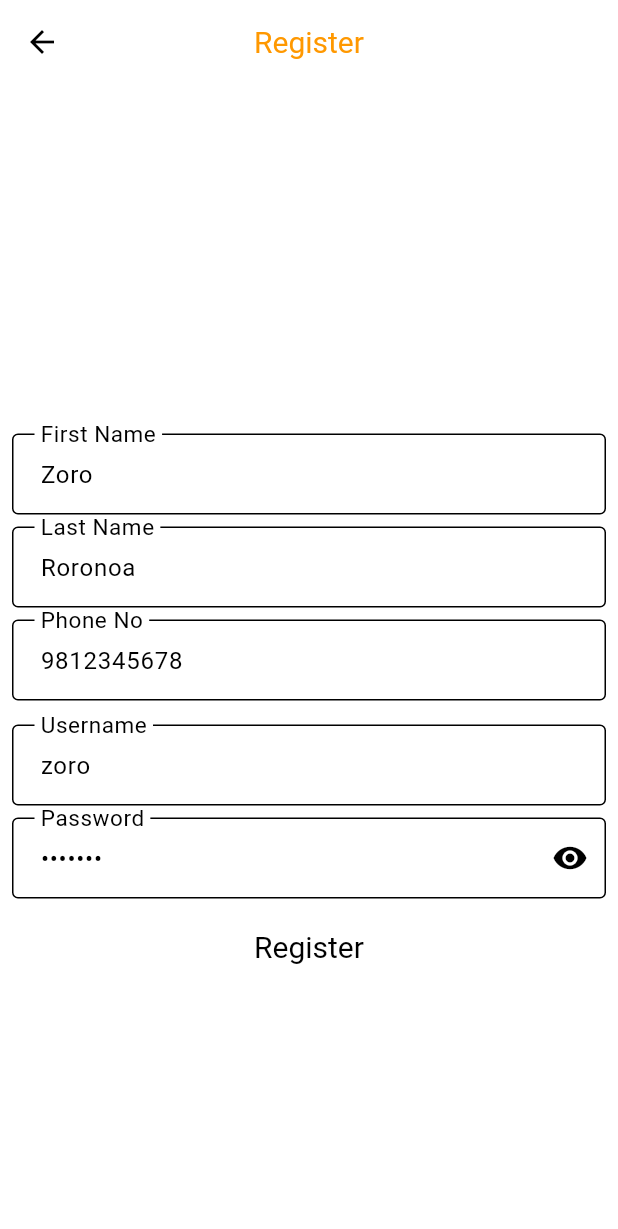
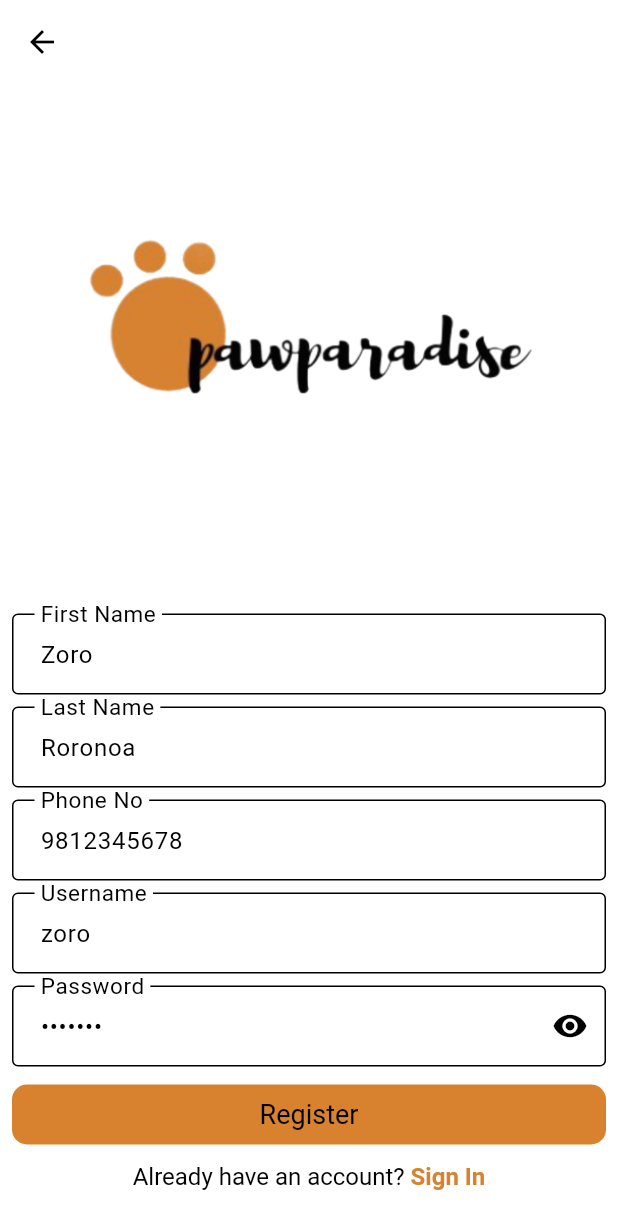
Before and after one commit to ST60002CEM/batch31a-Bhawanashahi, a Flutter app: the RegisterView screen opened by its route, on a phone screen of 412 x 824 dp. Shown: the top 1229 px of the screen. Run offline on Flutter 3.47's test engine with Material 3 defaults, Android fonts, the light colour scheme and no system bars; our stand-ins replace connectivity_plus, dartz, dio, equatable, flutter_riverpod, hive_flutter and 3 more; accounts and stored records are empty; Roboto replaces fonts that are missing (Brand Bold, Montserrat).

Commit message:
sinup modified

```diff
--- a/lib/feature/auth/presentation/view/register_view.dart
+++ b/lib/feature/auth/presentation/view/register_view.dart
@@ -1,15 +1,15 @@
 import 'dart:io';
 
+import 'package:flutter/gestures.dart';
 import 'package:flutter/material.dart';
 import 'package:flutter_riverpod/flutter_riverpod.dart';
-
 import 'package:multi_select_flutter/multi_select_flutter.dart';
 import 'package:online_pet_shop/core/common/provider/is_network_provider.dart';
 import 'package:online_pet_shop/core/common/snackbar/my_snackbar.dart';
 import 'package:online_pet_shop/feature/auth/domain/entity/auth_entity.dart';
 import 'package:online_pet_shop/feature/auth/presentation/auth_viewmodel/auth_viewmodel.dart';
 
-
+import '../../../../config/router/app_route.dart';
 
 class RegisterView extends ConsumerStatefulWidget {
   const RegisterView({super.key});
@@ -30,36 +30,8 @@ class _RegisterViewState extends ConsumerState<RegisterView> {
 
   bool isObscure = true;
 
-  // BatchEntity? selectedBatch;
-  // final List<CourseEntity> _lstCourseSelected = [];
-
-  // Check for the camera permission
-  // checkCameraPermission() async {
-  //   if (await Permission.camera.request().isRestricted ||
-  //       await Permission.camera.request().isDenied) {
-  //     await Permission.camera.request();
-  //   }
-  // }
-
-  // File? _img;
-  // Future _browseImage(ImageSource imageSource) async {
-  //   try {
-  //     final image = await ImagePicker().pickImage(source: imageSource);
-  //     if (image != null) {
-  //       _img = File(image.path);
-  //       ref.read(authViewModelProvider.notifier).uploadImage(_img!);
-  //     } else {
-  //       return;
-  //     }
-  //   } catch (e) {
-  //     debugPrint(e.toString());
-  //   }
-  // }
-
   @override
   Widget build(BuildContext context) {
-    // final batchState = ref.watch(batchViewModelProvider);
-    // final courseState = ref.watch(courseViewModelProvider);
     final isConnected = ref.watch(connectivityStatusProvider);
     WidgetsBinding.instance.addPostFrameCallback((_) {
       if (isConnected == ConnectivityStatus.isDisconnected) {
@@ -80,7 +52,7 @@ class _RegisterViewState extends ConsumerState<RegisterView> {
 
     return Scaffold(
       appBar: AppBar(
-        title: const Text('Register'),
+        title: const Text(''),
         centerTitle: true,
       ),
       body: SafeArea(
@@ -91,56 +63,12 @@ class _RegisterViewState extends ConsumerState<RegisterView> {
               key: _key,
               child: Column(
                 children: [
-                  InkWell(
-                    onTap: () {
-                      showModalBottomSheet(
-                        backgroundColor: Colors.grey[300],
-                        context: context,
-                        isScrollControlled: true,
-                        shape: const RoundedRectangleBorder(
-                          borderRadius: BorderRadius.vertical(
-                            top: Radius.circular(20),
-                          ),
-                        ),
-                        builder: (context) => Padding(
-                          padding: const EdgeInsets.all(20),
-                          child: Row(
-                            mainAxisAlignment: MainAxisAlignment.spaceAround,
-                            children: [
-                              // ElevatedButton.icon(
-                              //   onPressed: () {
-                              //     checkCameraPermission();
-                              //     _browseImage(ImageSource.camera);
-                              //     Navigator.pop(context);
-                              //   },
-                              //   icon: const Icon(Icons.camera),
-                              //   label: const Text('Camera'),
-                              // ),
-                              // ElevatedButton.icon(
-                              //   onPressed: () {
-                              //     _browseImage(ImageSource.gallery);
-                              //     Navigator.pop(context);
-                              //   },
-                              //   icon: const Icon(Icons.image),
-                              //   label: const Text('Gallery'),
-                              // ),
-                            ],
-                          ),
-                        ),
-                      );
-                    },
-                    child: SizedBox(
-                      height: 200,
-                      width: 200,
-                      // child: CircleAvatar(
-                      //   radius: 50,
-                      //   // backgroundImage:
-                      //   //     AssetImage('assets/images/profile.png'),
-                      //   backgroundImage: _img != null
-                      //       ? FileImage(_img!)
-                      //       : const AssetImage('assets/images/logo.png')
-                      //           as ImageProvider,
-                      // ),
+                  Padding(
+                    padding: const EdgeInsets.only(bottom: 20),
+                    child: Container(
+                      width: 300, // Adjust width according to your needs
+                      height: 300, // Adjust height according to your needs
+                      child: Image.asset('assets/images/logo.png'),
                     ),
                   ),
                   const SizedBox(height: 25),
@@ -182,61 +110,6 @@ class _RegisterViewState extends ConsumerState<RegisterView> {
                       return null;
                     }),
                   ),
-                  _gap,
-                  // batchState.isLoading
-                  //     ? const Center(child: CircularProgressIndicator())
-                  //     : DropdownButtonFormField(
-                  //         hint: const Text('Select batch'),
-                  //         items: batchState.batches
-                  //             .map(
-                  //               (batch) => DropdownMenuItem<BatchEntity>(
-                  //                 value: batch,
-                  //                 child: Text(batch.batchName),
-                  //               ),
-                  //             )
-                  //             .toList(),
-                  //         onChanged: (value) {
-                  //           selectedBatch = value;
-                  //         },
-                  //         decoration: const InputDecoration(
-                  //           labelText: 'Select Batch',
-                  //         ),
-                  //       ),
-                  // _gap,
-                  // courseState.isLoading
-                  //     ? const Center(
-                  //         child: CircularProgressIndicator(),
-                  //       )
-                  //     : MultiSelectDialogField(
-                  //         title: const Text('Select course(s)'),
-                  //         items: courseState.courses
-                  //             .map(
-                  //               (course) => MultiSelectItem(
-                  //                 course,
-                  //                 course.courseName,
-                  //               ),
-                  //             )
-                  //             .toList(),
-                  //         listType: MultiSelectListType.CHIP,
-                  //         buttonText: const Text('Select course(s)'),
-                  //         buttonIcon: const Icon(Icons.search),
-                  //         onConfirm: (values) {
-                  //           _lstCourseSelected.clear();
-                  //           _lstCourseSelected.addAll(values);
-                  //         },
-                  //         decoration: BoxDecoration(
-                  //           border: Border.all(
-                  //             color: Colors.grey,
-                  //           ),
-                  //           borderRadius: BorderRadius.circular(5),
-                  //         ),
-                  //         validator: ((value) {
-                  //           if (value == null || value.isEmpty) {
-                  //             return 'Please select courses';
-                  //           }
-                  //           return null;
-                  //         }),
-                  //       ),
                   _gap,
                   TextFormField(
                     controller: _usernameController,
@@ -284,21 +157,47 @@ class _RegisterViewState extends ConsumerState<RegisterView> {
                             fname: _fnameController.text.trim(),
                             lname: _lnameController.text.trim(),
                             phone: _phoneController.text.trim(),
-                            // batch: selectedBatch!,
-                            // courses: _lstCourseSelected,
-                            // image:
-                            //     ref.read(authViewModelProvider).imageName ?? '',
                             username:
-                                _usernameController.text.trim().toLowerCase(),
+                            _usernameController.text.trim().toLowerCase(),
                             password: _passwordController.text,
                           );
-                          // Register user
                           ref
                               .read(authViewModelProvider.notifier)
                               .registerStudent(entity);
                         }
                       },
-                      child: const Text('Register'),
+                      style: ButtonStyle(
+                        backgroundColor: MaterialStateProperty.all<Color>(Color(0xFFd8812F)),
+                      ),
+                      child: const Text('Register',
+                        style: TextStyle(
+                          fontSize: 18,
+                          fontFamily: 'Brand Bold',
+                        ),),
+                    ),
+
+                  ),
+                  SizedBox(height: 8),
+                  RichText(
+                    text: TextSpan(
+                      text: "Already have an account? ",
+                      style: TextStyle(
+                        color: Colors.black,
+                        fontSize: 16,
+                      ),
+                      children: [
+                        TextSpan(
+                          text: 'Sign In',
+                          style: TextStyle(
+                            color: Color(0xFFd8812F),
+                            fontWeight: FontWeight.bold,
+                          ),
+                          recognizer: TapGestureRecognizer()
+                            ..onTap = () {
+                              Navigator.pushNamed(context, AppRoute.loginRoute);
+                            },
+                        ),
+                      ],
                     ),
                   ),
                 ],
```
